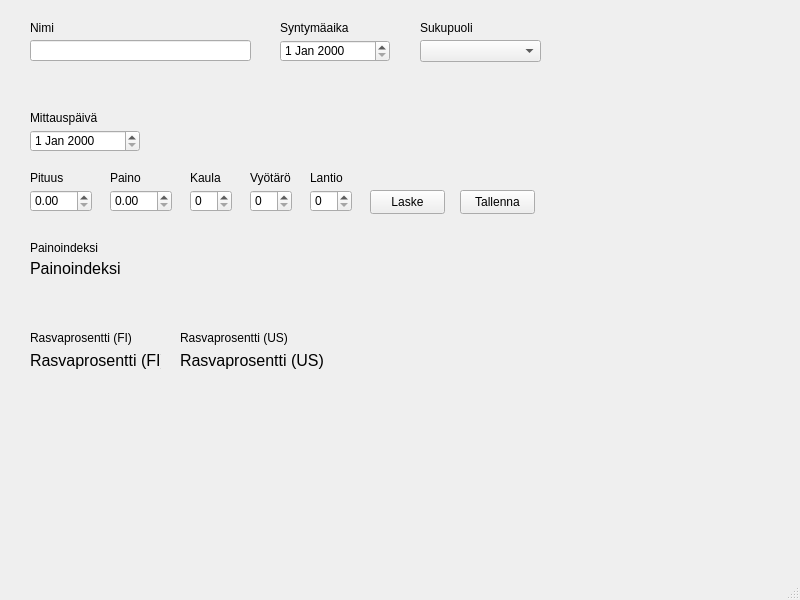
Qt form main.ui (HansumaeCecilia/FitnessGUI) before a commit.
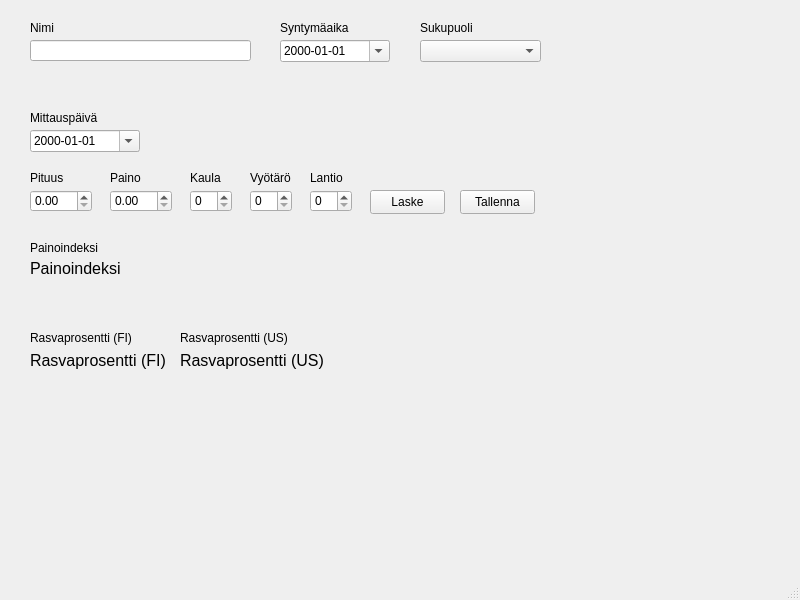
The same form after that commit.

Diff of the .ui file:
```diff
--- a/main.ui
+++ b/main.ui
@@ -59,6 +59,12 @@
       <height>22</height>
      </rect>
     </property>
+    <property name="displayFormat">
+     <string>yyyy-MM-dd</string>
+    </property>
+    <property name="calendarPopup">
+     <bool>true</bool>
+    </property>
    </widget>
    <widget class="QLabel" name="measuringDateLabel">
     <property name="geometry">
@@ -223,6 +229,12 @@
       <height>22</height>
      </rect>
     </property>
+    <property name="displayFormat">
+     <string>yyyy-MM-dd</string>
+    </property>
+    <property name="calendarPopup">
+     <bool>true</bool>
+    </property>
    </widget>
    <widget class="QLabel" name="birthDateLabel">
     <property name="geometry">
@@ -273,7 +285,7 @@
      <rect>
       <x>30</x>
       <y>350</y>
-      <width>131</width>
+      <width>141</width>
       <height>21</height>
      </rect>
     </property>
```
Left out of the diff: 14 changed lines with no effect on the pictures.
